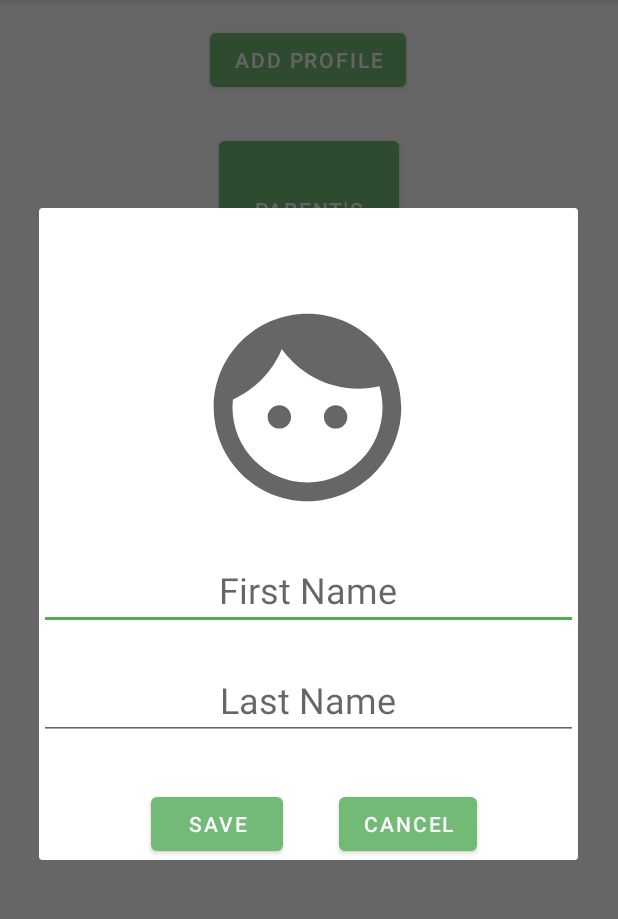
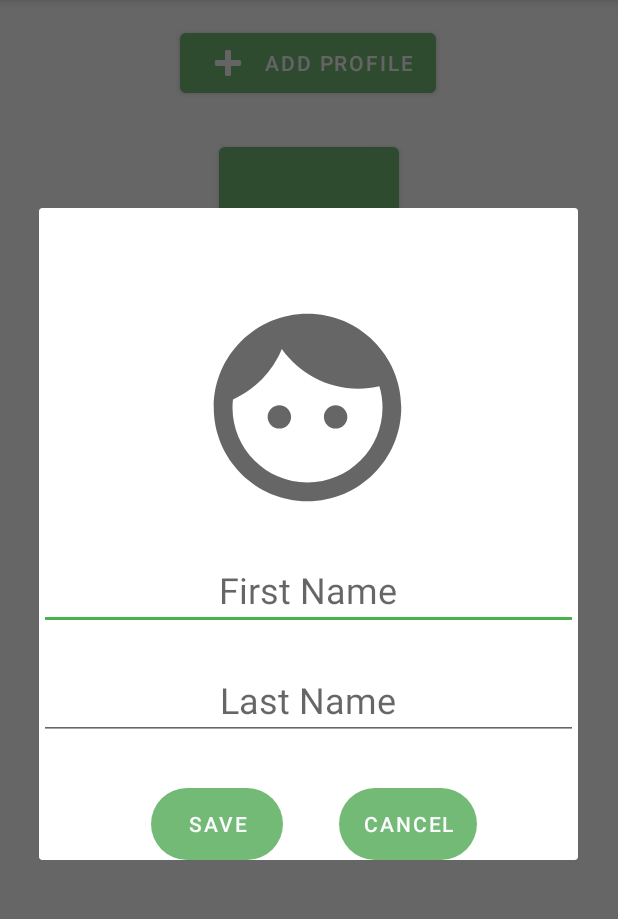
Before and after one commit to gavinrcodenext/MyDomilyApp, an Android app: the ProfilePageActivity screen opened directly, with no data from a screen before it, after a tap on "ADD PROFILE", on a phone screen of 412 x 824 dp, the part 84-1003 px from its top. Run offline under Robolectric (Android 15) with nearby library versions, the phone set to English and light mode, and no system bars.

Commit message:
button design

```diff
--- /dev/null
+++ b/app/src/main/res/drawable/custom_button.xml
@@ -0,0 +1,5 @@
+<?xml version="1.0" encoding="utf-8"?>
+<shape xmlns:android="http://schemas.android.com/apk/res/android" android:shape="rectangle">
+    <corners android:radius="999dp"/>
+
+</shape>
--- a/app/src/main/res/layout/activity_chore_assignment_page.xml
+++ b/app/src/main/res/layout/activity_chore_assignment_page.xml
@@ -15,7 +15,7 @@
         android:textSize="18sp"
         android:textStyle="bold"
         app:layout_constraintEnd_toEndOf="parent"
-        app:layout_constraintHorizontal_bias="0.264"
+        app:layout_constraintHorizontal_bias="0.27"
         app:layout_constraintStart_toStartOf="parent"
         app:layout_constraintTop_toTopOf="parent" />
 
@@ -73,7 +73,7 @@
         android:layout_width="wrap_content"
         android:layout_height="wrap_content"
         app:layout_constraintEnd_toEndOf="parent"
-        app:layout_constraintHorizontal_bias="0.278"
+        app:layout_constraintHorizontal_bias="0.322"
         app:layout_constraintStart_toStartOf="parent"
         app:layout_constraintTop_toBottomOf="@+id/profile_one_label" />
 
--- a/app/src/main/res/layout/activity_main3.xml
+++ b/app/src/main/res/layout/activity_main3.xml
@@ -60,8 +60,9 @@
         android:layout_marginEnd="44dp"
         android:layout_marginRight="44dp"
         android:layout_marginBottom="72dp"
+        android:background="@drawable/custom_button"
         android:onClick="gotoChoreAssignmentActivity"
-        app:backgroundTint="#238A27"
+        app:backgroundTint="#74BA77"
         app:icon="@android:drawable/ic_input_add"
         app:layout_constraintBottom_toBottomOf="parent"
         app:layout_constraintEnd_toEndOf="parent" />
@@ -71,8 +72,9 @@
         android:layout_width="62dp"
         android:layout_height="51dp"
         android:layout_marginBottom="72dp"
+        android:background="@drawable/custom_button"
         android:onClick="gotoMainActivity2"
-        app:backgroundTint="#238A27"
+        app:backgroundTint="#74BA77"
         app:icon="@android:drawable/ic_menu_revert"
         app:layout_constraintBottom_toBottomOf="parent"
         app:layout_constraintEnd_toStartOf="@+id/button2"
--- a/app/src/main/res/layout/activity_profile_page.xml
+++ b/app/src/main/res/layout/activity_profile_page.xml
@@ -63,6 +63,7 @@
         android:onClick="createNewProfileDialog"
         android:text="@string/add_profile_button_label"
         app:backgroundTint="#74BA77"
+        app:icon="@android:drawable/ic_input_add"
         app:layout_constraintEnd_toEndOf="parent"
         app:layout_constraintHorizontal_bias="0.498"
         app:layout_constraintStart_toStartOf="parent"
--- a/app/src/main/res/layout/popup.xml
+++ b/app/src/main/res/layout/popup.xml
@@ -50,6 +50,7 @@
         android:layout_width="wrap_content"
         android:layout_height="wrap_content"
         android:layout_marginTop="32dp"
+        android:background="@drawable/custom_button"
         android:text="Save"
         app:backgroundTint="#74BA77"
         app:layout_constraintBottom_toBottomOf="parent"
@@ -57,20 +58,21 @@
         app:layout_constraintHorizontal_bias="0.275"
         app:layout_constraintStart_toStartOf="parent"
         app:layout_constraintTop_toBottomOf="@+id/newprofilepopup_lastname"
-        app:layout_constraintVertical_bias="0.48" />
+        app:layout_constraintVertical_bias="0.453" />
 
     <Button
         android:id="@+id/cancelButton"
         android:layout_width="wrap_content"
         android:layout_height="wrap_content"
         android:layout_marginTop="32dp"
+        android:background="@drawable/custom_button"
         android:text="Cancel"
         app:backgroundTint="#74BA77"
         app:layout_constraintBottom_toBottomOf="parent"
         app:layout_constraintEnd_toEndOf="parent"
-        app:layout_constraintHorizontal_bias="0.749"
+        app:layout_constraintHorizontal_bias="0.748"
         app:layout_constraintStart_toStartOf="parent"
         app:layout_constraintTop_toBottomOf="@+id/newprofilepopup_lastname"
-        app:layout_constraintVertical_bias="0.481" />
+        app:layout_constraintVertical_bias="0.453" />
 
 </androidx.constraintlayout.widget.ConstraintLayout>
```
Also changed, not shown: app/src/main/res/layout/activity_main2.xml (+7 -0 lines).
